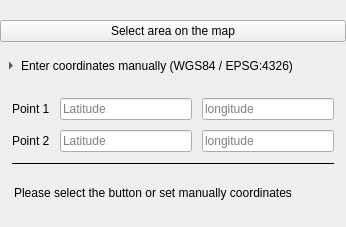
Qt form src/frontend/presentation/resources/ui/wizard_basic_01_points_map.ui (Cristian-Blanco/Geo-Time-Lapse) before a commit.
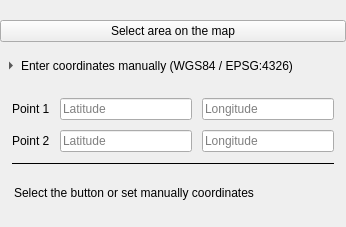
The same form after that commit.

Patch:
```diff
--- a/src/frontend/presentation/resources/ui/wizard_basic_01_points_map.ui
+++ b/src/frontend/presentation/resources/ui/wizard_basic_01_points_map.ui
@@ -162,7 +162,7 @@
                                             <item>
                                                 <widget class="QLineEdit" name="long_p1">
                                                     <property name="placeholderText">
-                                                        <string>longitude</string>
+                                                        <string>Longitude</string>
                                                     </property>
                                                 </widget>
                                             </item>
@@ -196,7 +196,7 @@
                                             <item>
                                                 <widget class="QLineEdit" name="lon_p2">
                                                     <property name="placeholderText">
-                                                        <string>longitude</string>
+                                                        <string>Longitude</string>
                                                     </property>
                                                 </widget>
                                             </item>
@@ -225,7 +225,7 @@
             <item>
                 <widget class="QLabel" name="points_map_status">
                     <property name="text">
-                        <string>Please select the button or set manually coordinates</string>
+                        <string>Select the button or set manually coordinates</string>
                     </property>
                     <property name="indent">
                         <number>14</number>
```
